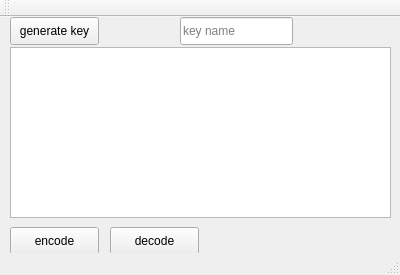
This is elGamalGUI/elgamalgui.ui in vvir2219/cryptoLaboratoare as Qt 5 draws it before an edit. The edited form follows.
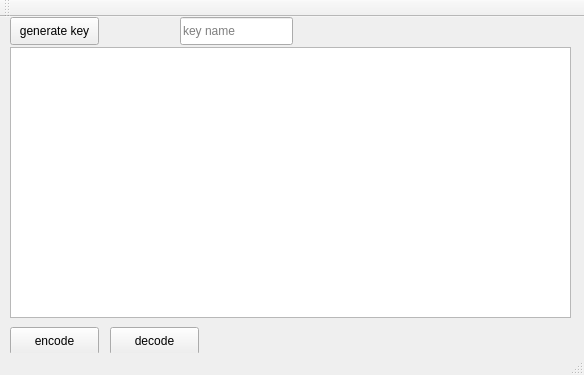
This is the edited form.

The edit to the form file:
```diff
--- a/elGamalGUI/elgamalgui.ui
+++ b/elGamalGUI/elgamalgui.ui
@@ -6,8 +6,8 @@
    <rect>
     <x>0</x>
     <y>0</y>
-    <width>400</width>
-    <height>275</height>
+    <width>584</width>
+    <height>375</height>
    </rect>
   </property>
   <property name="windowTitle">
@@ -31,7 +31,7 @@
     <property name="geometry">
      <rect>
       <x>10</x>
-      <y>210</y>
+      <y>310</y>
       <width>89</width>
       <height>28</height>
      </rect>
@@ -44,7 +44,7 @@
     <property name="geometry">
      <rect>
       <x>110</x>
-      <y>210</y>
+      <y>310</y>
       <width>89</width>
       <height>28</height>
      </rect>
@@ -58,8 +58,8 @@
      <rect>
       <x>10</x>
       <y>30</y>
-      <width>381</width>
-      <height>171</height>
+      <width>561</width>
+      <height>271</height>
      </rect>
     </property>
    </widget>
```
